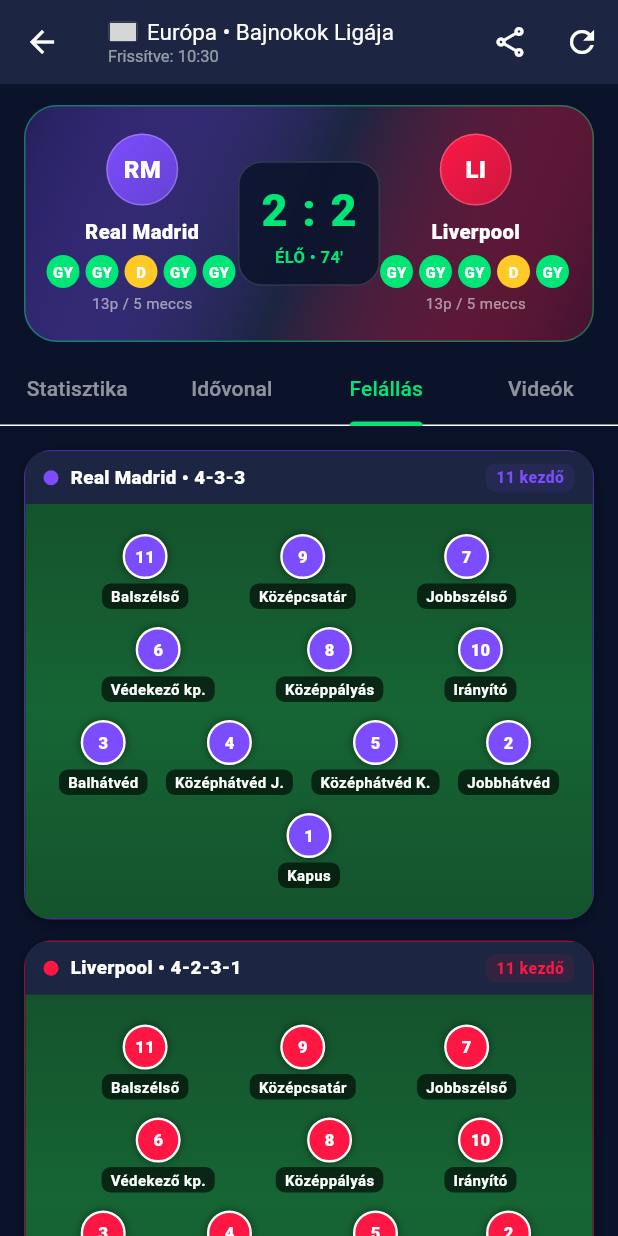
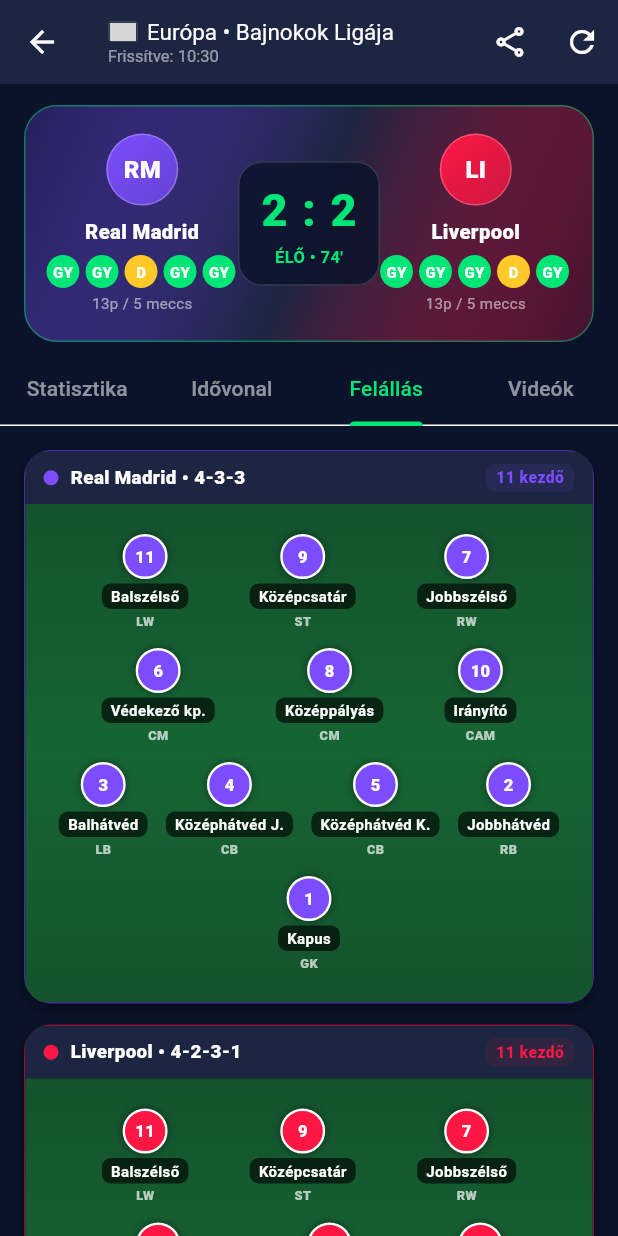
Before and after one commit to apagyizsolt6-ship-it/zsoltscores, a Flutter app: the MatchStatsScreen screen opened directly with sample values from the repository, tab 3 chosen, on a phone screen of 412 x 824 dp. Run offline on Flutter 3.47's test engine with Material 3 defaults, Android fonts, the phone set to English and light mode, and no system bars; our stand-ins replace shared_preferences; accounts and stored records are empty; grey boxes are pictures that could not be loaded.

Commit message:
Update common_widgets.dart

```diff
--- a/lib/widgets/common_widgets.dart
+++ b/lib/widgets/common_widgets.dart
@@ -216,12 +216,14 @@ class FormationPitchView extends StatelessWidget {
   final String teamName;
   final Color accent;
   final TeamLineup lineup;
+  final List<MatchEvent> events;
 
   const FormationPitchView({
     super.key,
     required this.teamName,
     required this.accent,
     required this.lineup,
+    this.events = const [],
   });
 
   String _cleanPlayerLabel(LineupPlayer pl) {
@@ -235,6 +237,48 @@ class FormationPitchView extends StatelessWidget {
       return '${parts[parts.length - 2]} $last';
     }
     return last;
+  }
+
+  String _shortRoleTag(LineupPlayer pl, _PitchLine line) {
+    final text = '${pl.position} ${pl.name}'.toLowerCase();
+    if (line == _PitchLine.gk) return 'GK';
+
+    final isLeft = text.contains('bal') || text.contains('left') || RegExp(r'\b(lb|lwb|lw|lm)\b').hasMatch(text);
+    final isRight = text.contains('jobb') || text.contains('right') || RegExp(r'\b(rb|rwb|rw|rm)\b').hasMatch(text);
+
+    if (line == _PitchLine.def) {
+      if (isLeft) return 'LB';
+      if (isRight) return 'RB';
+      return 'CB';
+    }
+    if (line == _PitchLine.fwd) {
+      if (isLeft) return 'LW';
+      if (isRight) return 'RW';
+      return 'ST';
+    }
+    if (text.contains('irányító') || RegExp(r'\bcam\b').hasMatch(text)) return 'CAM';
+    if (text.contains('szűrő') || RegExp(r'\bcdm\b').hasMatch(text)) return 'CDM';
+    if (isLeft) return 'LM';
+    if (isRight) return 'RM';
+    return 'CM';
+  }
+
+  String? _eventBadgeForPlayer(LineupPlayer pl) {
+    if (events.isEmpty) return null;
+    final cleanName = pl.name.replaceAll(RegExp(r'\s*\([^)]*\)'), '').trim().toLowerCase();
+    final shortLast = _cleanPlayerLabel(pl).toLowerCase();
+
+    for (final ev in events.reversed) {
+      final pName = ev.player.trim().toLowerCase();
+      if (pName.isEmpty) continue;
+      if (pName.contains(shortLast) || (cleanName.length >= 4 && pName.contains(cleanName))) {
+        if (ev.type == 'goal') return '⚽';
+        if (ev.type == 'red') return '🟥';
+        if (ev.type == 'yellow') return '🟨';
+        if (ev.type == 'sub') return '🔄';
+      }
+    }
+    return null;
   }
 
   _PitchLine _classifyLine(LineupPlayer pl) {
@@ -297,10 +341,6 @@ class FormationPitchView extends StatelessWidget {
     return _PitchLine.mid;
   }
 
-  /// Balról jobbra rendezési kulcs:
-  /// -1 = bal oldal (balhátvéd, balszélső, baloldali...)
-  ///  0 = középső / irányító / középcsatár / kp.
-  /// +1 = jobb oldal (jobbhátvéd, jobbszélső, jobboldali...)
   int _horizontalSortOrder(LineupPlayer pl) {
     final text = '${pl.position} ${pl.name}'.toLowerCase();
 
@@ -376,7 +416,6 @@ class FormationPitchView extends StatelessWidget {
 
     final counts = _parseFormationCounts(formation);
 
-    // Ha pl. 4-2-3-1 (4 szám van a formációban) és a középpályásokat két sorra bontjuk
     if (counts.length == 4 && mid.length >= counts[1] + counts[2]) {
       final rows = <List<LineupPlayer>>[];
       if (fwd.isNotEmpty) rows.add(fwd);
@@ -476,9 +515,16 @@ class FormationPitchView extends StatelessWidget {
                       mainAxisAlignment: MainAxisAlignment.spaceEvenly,
                       children: rowPlayers.map((pl) {
                         final label = _cleanPlayerLabel(pl);
+                        final line = _classifyLine(pl);
+                        final roleTag = _shortRoleTag(pl, line);
+                        final evBadge = _eventBadgeForPlayer(pl);
+
                         return Flexible(
                           child: Column(
                             mainAxisSize: MainAxisSize.min,
+                            children: [
+                              Stack(
+                                clipBehavior: Clip.none,
                                 children: [
                                   Container(
                                     width: 30,
@@ -499,11 +545,26 @@ class FormationPitchView extends StatelessWidget {
                                       ),
                                     ),
                                   ),
+                                  if (evBadge != null)
+                                    Positioned(
+                                      right: -5,
+                                      top: -4,
+                                      child: Container(
+                                        padding: const EdgeInsets.all(1.5),
+                                        decoration: const BoxDecoration(
+                                          color: Colors.black87,
+                                          shape: BoxShape.circle,
+                                        ),
+                                        child: Text(evBadge, style: const TextStyle(fontSize: 9.5)),
+                                      ),
+                                    ),
+                                ],
+                              ),
                               const SizedBox(height: 3),
                               Container(
                                 padding: const EdgeInsets.symmetric(horizontal: 6, vertical: 1.5),
                                 decoration: BoxDecoration(
-                                  color: Colors.black.withAlpha(155),
+                                  color: Colors.black.withAlpha(160),
                                   borderRadius: BorderRadius.circular(6),
                                 ),
                                 child: Text(
@@ -515,6 +576,16 @@ class FormationPitchView extends StatelessWidget {
                                     fontSize: 10,
                                     fontWeight: FontWeight.w700,
                                   ),
+                                ),
+                              ),
+                              const SizedBox(height: 2),
+                              Text(
+                                roleTag,
+                                style: const TextStyle(
+                                  color: Colors.white70,
+                                  fontSize: 8.5,
+                                  fontWeight: FontWeight.w800,
+                                  letterSpacing: 0.3,
                                 ),
                               ),
                             ],
```
Lines whose indentation alone changed are shown as unchanged.
